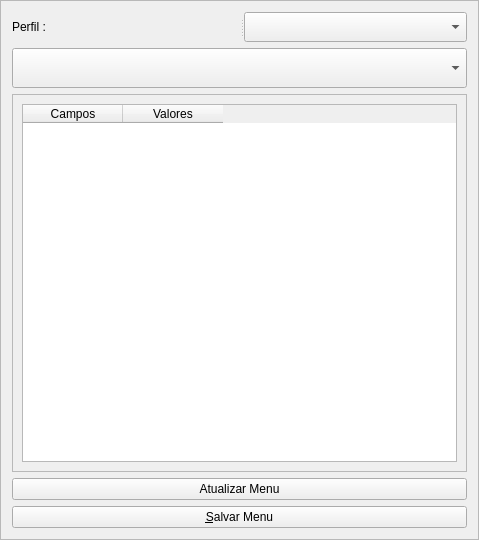
Qt form Tools/Menu/menuConfigFrame.ui (dsgoficial/SAP_Operador) before a commit.
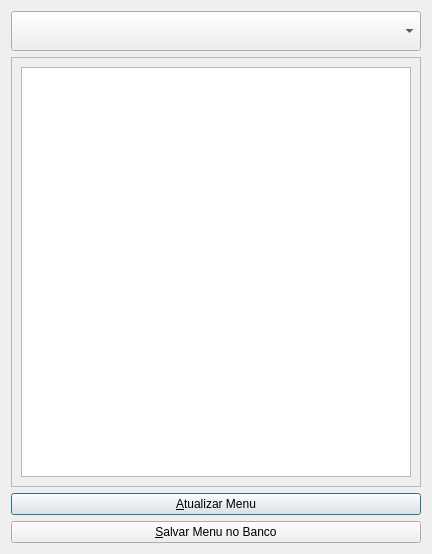
The same form after that commit.

```diff
--- a/Tools/Menu/menuConfigFrame.ui
+++ b/Tools/Menu/menuConfigFrame.ui
@@ -1,58 +1,20 @@
 <?xml version="1.0" encoding="UTF-8"?>
 <ui version="4.0">
- <class>Frame</class>
- <widget class="QFrame" name="Frame">
+ <class>Dialog</class>
+ <widget class="QDialog" name="Dialog">
   <property name="geometry">
    <rect>
     <x>0</x>
     <y>0</y>
-    <width>479</width>
-    <height>540</height>
+    <width>432</width>
+    <height>554</height>
    </rect>
   </property>
   <property name="windowTitle">
-   <string>Frame</string>
-  </property>
-  <property name="frameShape">
-   <enum>QFrame::StyledPanel</enum>
-  </property>
-  <property name="frameShadow">
-   <enum>QFrame::Raised</enum>
+   <string>Editar Perfil</string>
   </property>
   <layout class="QGridLayout" name="gridLayout">
    <item row="0" column="0">
-    <widget class="QSplitter" name="splitter">
-     <property name="orientation">
-      <enum>Qt::Horizontal</enum>
-     </property>
-     <widget class="QLabel" name="label">
-      <property name="text">
-       <string>Perfil :</string>
-      </property>
-     </widget>
-     <widget class="QComboBox" name="menu_options">
-      <property name="sizePolicy">
-       <sizepolicy hsizetype="Fixed" vsizetype="Fixed">
-        <horstretch>0</horstretch>
-        <verstretch>0</verstretch>
-       </sizepolicy>
-      </property>
-      <property name="minimumSize">
-       <size>
-        <width>223</width>
-        <height>30</height>
-       </size>
-      </property>
-      <property name="maximumSize">
-       <size>
-        <width>223</width>
-        <height>30</height>
-       </size>
-      </property>
-     </widget>
-    </widget>
-   </item>
-   <item row="1" column="0">
     <widget class="QSplitter" name="splitter_3">
      <property name="orientation">
       <enum>Qt::Horizontal</enum>
@@ -73,7 +35,7 @@
      </widget>
     </widget>
    </item>
-   <item row="2" column="0">
+   <item row="1" column="0">
     <widget class="QScrollArea" name="scrollArea">
      <property name="widgetResizable">
       <bool>true</bool>
@@ -83,40 +45,29 @@
        <rect>
         <x>0</x>
         <y>0</y>
-        <width>457</width>
-        <height>368</height>
+        <width>412</width>
+        <height>420</height>
        </rect>
       </property>
       <layout class="QGridLayout" name="gridLayout_2">
        <item row="0" column="0">
-        <widget class="QTableWidget" name="config_table">
-         <column>
-          <property name="text">
-           <string>Campos</string>
-          </property>
-         </column>
-         <column>
-          <property name="text">
-           <string>Valores</string>
-          </property>
-         </column>
-        </widget>
+        <widget class="QTableWidget" name="config_table"/>
        </item>
       </layout>
      </widget>
     </widget>
    </item>
-   <item row="3" column="0">
+   <item row="2" column="0">
     <widget class="QPushButton" name="update_btn">
      <property name="text">
-      <string>Atualizar Menu</string>
+      <string>&amp;Atualizar Menu</string>
      </property>
     </widget>
    </item>
-   <item row="4" column="0">
+   <item row="3" column="0">
     <widget class="QPushButton" name="save_btn">
      <property name="text">
-      <string>&amp;Salvar Menu</string>
+      <string>&amp;Salvar Menu no Banco</string>
      </property>
     </widget>
    </item>
```
